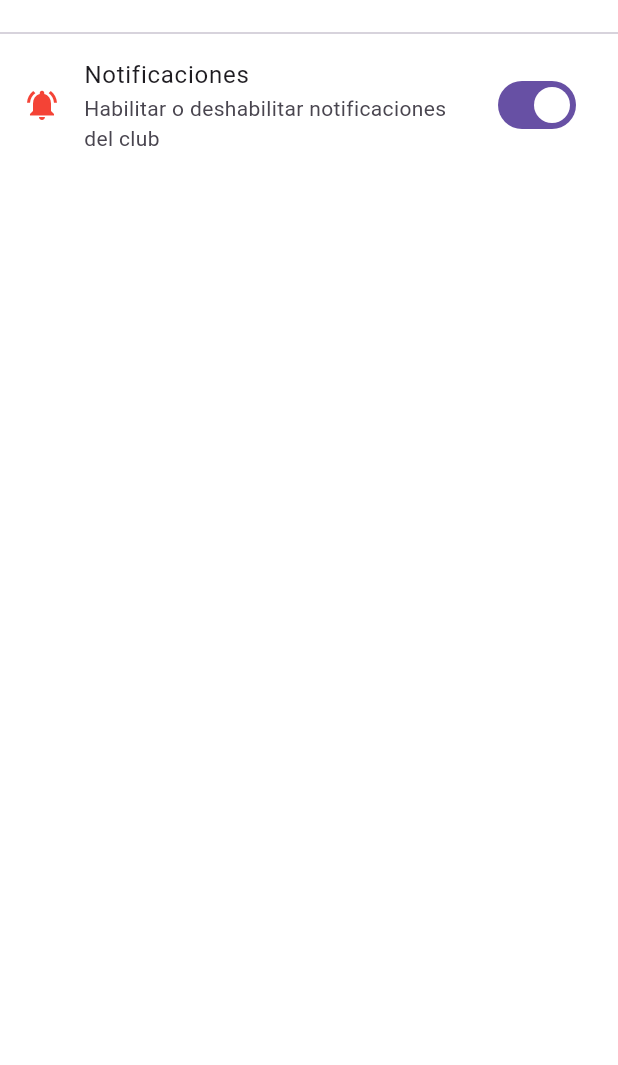
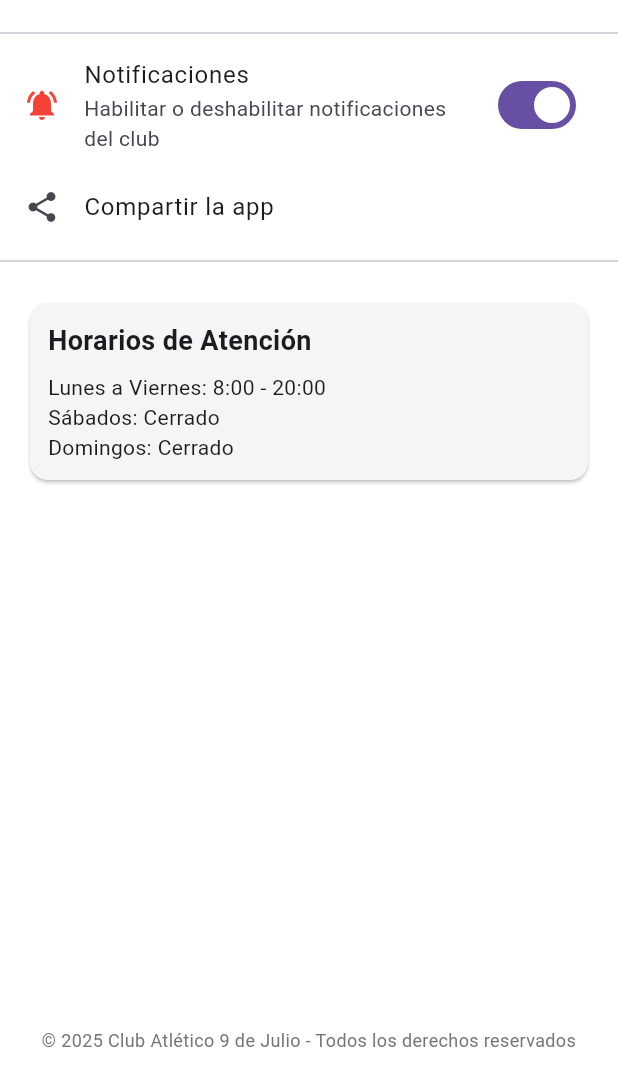
Before and after one commit to FrancoMadera/ClubConnectFranco, a Flutter app: the AjustesScreen screen opened by its route, on a phone screen of 412 x 824 dp, the part 171-1236 px from its top. Run offline on Flutter 3.47's test engine with Material 3 defaults, Android fonts, the phone set to English and light mode, and no system bars; our stand-ins replace cloud_firestore, firebase_auth, firebase_core, firebase_messaging, font_awesome_flutter, image_picker and 2 more; accounts and stored records are empty.

Commit message:
update de ajustes

```diff
--- a/lib/pages/public/ajustes.dart
+++ b/lib/pages/public/ajustes.dart
@@ -2,6 +2,7 @@ import 'package:flutter/material.dart';
 import 'package:font_awesome_flutter/font_awesome_flutter.dart';
 import 'package:firebase_messaging/firebase_messaging.dart';
 import 'package:url_launcher/url_launcher.dart';
+import 'package:share_plus/share_plus.dart';
 
 class AjustesScreen extends StatefulWidget {
   const AjustesScreen({super.key});
@@ -12,6 +13,14 @@ class AjustesScreen extends StatefulWidget {
 
 class _AjustesScreenState extends State<AjustesScreen> {
   bool _notificacionesHabilitadas = true;
+
+  // 📤 Compartir la app
+  void _compartirApp() {
+    Share.share(
+      'Descargá la app oficial del Club 9 de Julio 📲\nhttps://play.google.com/store/apps/details?id=tu.paquete.aqui',
+      subject: 'Club 9 de Julio - App Oficial',
+    );
+  }
 
   Future<void> _abrirInstagram() async {
     final uri = Uri.parse('https://www.instagram.com/club9dejuliooficial/');
@@ -38,10 +47,17 @@ class _AjustesScreenState extends State<AjustesScreen> {
   Widget build(BuildContext context) {
     return Scaffold(
       appBar: AppBar(title: const Text('Ajustes')),
-      body: ListView(
+      body: Column(
+        mainAxisAlignment: MainAxisAlignment.spaceBetween,
+        children: [
+          Expanded(
+            child: ListView(
               children: [
                 ListTile(
-            leading: const FaIcon(FontAwesomeIcons.instagram, color: Colors.purple),
+                  leading: const FaIcon(
+                    FontAwesomeIcons.instagram,
+                    color: Colors.purple,
+                  ),
                   title: const Text('Instagram del Club'),
                   subtitle: const Text('@club9dejuliooficial'),
                   onTap: _abrirInstagram,
@@ -49,10 +65,59 @@ class _AjustesScreenState extends State<AjustesScreen> {
                 const Divider(),
                 SwitchListTile(
                   title: const Text('Notificaciones'),
-            subtitle: const Text('Habilitar o deshabilitar notificaciones del club'),
+                  subtitle: const Text(
+                    'Habilitar o deshabilitar notificaciones del club',
+                  ),
                   value: _notificacionesHabilitadas,
                   onChanged: _toggleNotificaciones,
-            secondary: const Icon(Icons.notifications_active, color: Colors.red),
+                  secondary: const Icon(
+                    Icons.notifications_active,
+                    color: Colors.red,
+                  ),
+                ),
+                ListTile(
+                  leading: const Icon(Icons.share),
+                  title: const Text('Compartir la app'),
+                  onTap: _compartirApp,
+                ),
+                const Divider(),
+                Padding(
+                  padding: const EdgeInsets.all(16.0),
+                  child: Card(
+                    color: Colors.grey[100],
+                    child: Padding(
+                      padding: const EdgeInsets.all(12.0),
+                      child: Column(
+                        crossAxisAlignment: CrossAxisAlignment.start,
+                        children: const [
+                          Text(
+                            'Horarios de Atención',
+                            style: TextStyle(
+                              fontSize: 18,
+                              fontWeight: FontWeight.bold,
+                            ),
+                          ),
+                          SizedBox(height: 8),
+                          Text('Lunes a Viernes: 8:00 - 20:00'),
+                          Text('Sábados: Cerrado'),
+                          Text('Domingos: Cerrado'),
+                        ],
+                      ),
+                    ),
+                  ),
+                ),
+              ],
+            ),
+          ),
+          Padding(
+            padding: const EdgeInsets.all(8.0),
+            child: Center(
+              child: Text(
+                '© 2025 Club Atlético 9 de Julio - Todos los derechos reservados',
+                style: TextStyle(fontSize: 12, color: Colors.grey[600]),
+                textAlign: TextAlign.center,
+              ),
+            ),
           ),
         ],
       ),
--- a/pubspec.yaml
+++ b/pubspec.yaml
@@ -28,6 +28,7 @@ dependencies:
   image_picker: ^1.0.4
   flutter_local_notifications: ^17.0.0
   shared_preferences: ^2.1.1
+  share_plus: ^10.0.0
   url_launcher: ^6.2.5
   font_awesome_flutter: ^10.4.0
 
```
Also changed, not shown: pubspec.lock, 3 other files. Lines whose indentation alone changed are shown as unchanged.
